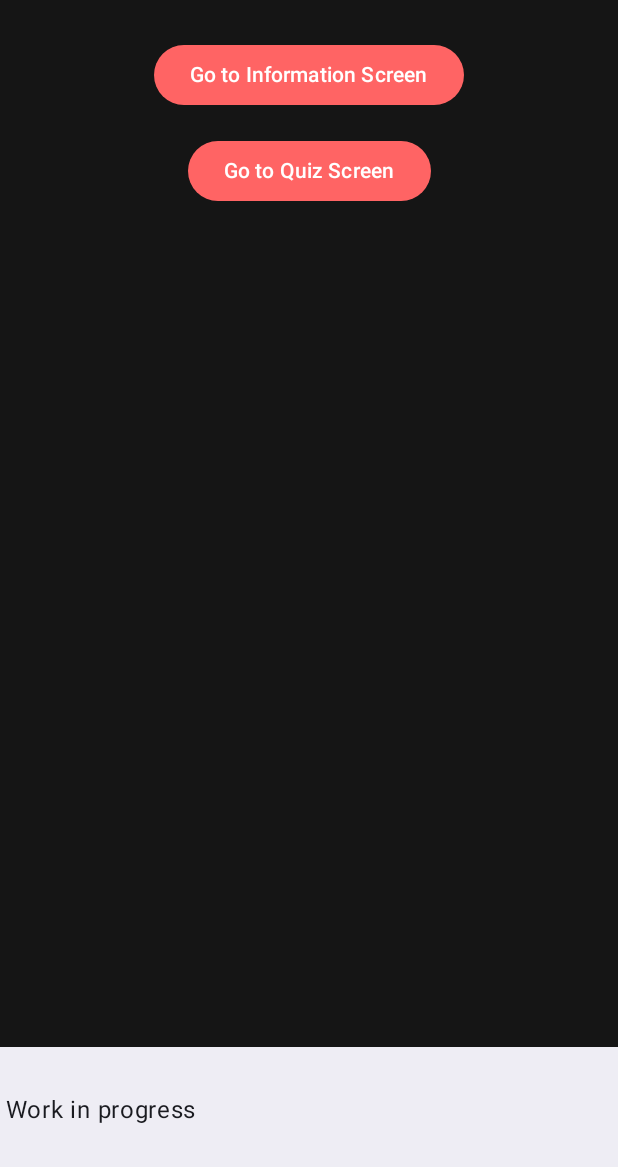
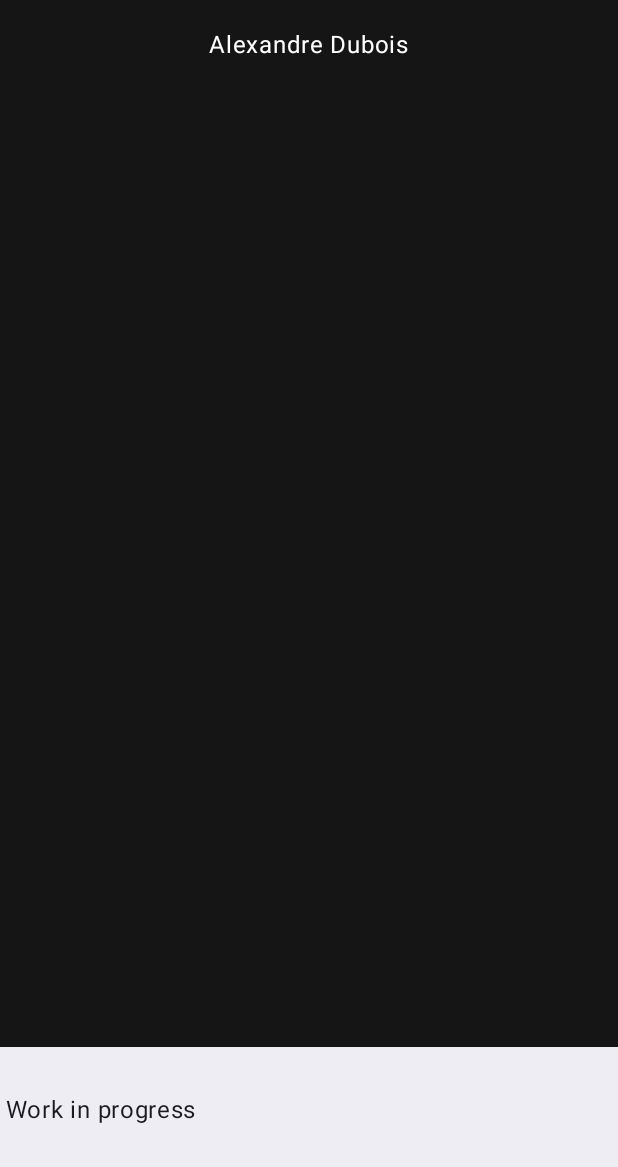
Before and after one commit to Alexandre121298/Quizo-KotlinProject, an Android app built with Jetpack Compose: the screen it shows after launch (MainActivity), after a tap on "Go to Information Screen", on a phone screen of 412 x 824 dp, the part 69-1236 px from its top. Run offline under Robolectric (Android 15) with nearby library versions, the phone set to English and light mode, and no system bars.

Commit message:
Add Information Screen

```diff
--- a/app/src/main/java/fr/upjv/quizo/ui/navigation/ApplicationNavigation.kt
+++ b/app/src/main/java/fr/upjv/quizo/ui/navigation/ApplicationNavigation.kt
@@ -6,6 +6,7 @@ import androidx.navigation.NavHostController
 import androidx.navigation.compose.NavHost
 import androidx.navigation.compose.composable
 import androidx.navigation.compose.rememberNavController
+import fr.upjv.quizo.ui.screen.InformationScreen
 import fr.upjv.quizo.ui.screen.MainScreen
 
 object NavigationPath {
@@ -33,6 +34,14 @@ fun NavGraphBuilder.addMainScreenNav(
     }
 }
 
+fun NavGraphBuilder.addInformationScreenNavigation() {
+    composable(
+        route = NavigationPath.INFORMATION_SCREEN,
+    ) {
+        InformationScreen()
+    }
+}
+
 
 @Composable
 fun HomeNavHost(
@@ -46,7 +55,7 @@ fun HomeNavHost(
             onButtonClick = {navController.navigate(NavigationPath.INFORMATION_SCREEN)},
             onButtonClick2 = {navController.navigate(NavigationPath.QUIZ_SCREEN)}
         )
-        //addListScreenNavigation()
+        addInformationScreenNavigation()
         //addQuoteScreenNavigation()
     }
 }
--- /dev/null
+++ b/app/src/main/java/fr/upjv/quizo/ui/screen/InformationScreen.kt
@@ -0,0 +1,27 @@
+package fr.upjv.quizo.ui.screen
+
+import androidx.compose.foundation.layout.Column
+import androidx.compose.foundation.layout.fillMaxSize
+import androidx.compose.foundation.layout.padding
+import androidx.compose.foundation.lazy.LazyColumn
+import androidx.compose.material3.Text
+import androidx.compose.runtime.Composable
+import androidx.compose.ui.Alignment
+import androidx.compose.ui.Modifier
+import androidx.compose.ui.graphics.Color
+import androidx.compose.ui.unit.dp
+
+@Composable
+fun InformationScreen(){
+
+    Column(
+        modifier = Modifier.fillMaxSize(),
+        horizontalAlignment = Alignment.CenterHorizontally,
+    )
+    {
+        Text(
+            text = "Alexandre Dubois",
+            color = Color.White
+        )
+    }
+}
--- a/app/src/main/java/fr/upjv/quizo/ui/screen/MainScreen.kt
+++ b/app/src/main/java/fr/upjv/quizo/ui/screen/MainScreen.kt
@@ -13,6 +13,7 @@ import androidx.compose.ui.graphics.Color
 import androidx.compose.ui.unit.dp
 import fr.upjv.quizo.ui.theme.Palered
 
+//Definit le menu principal
 @Composable
 fun MainScreen(
     onButtonClick: () -> Unit,
```
